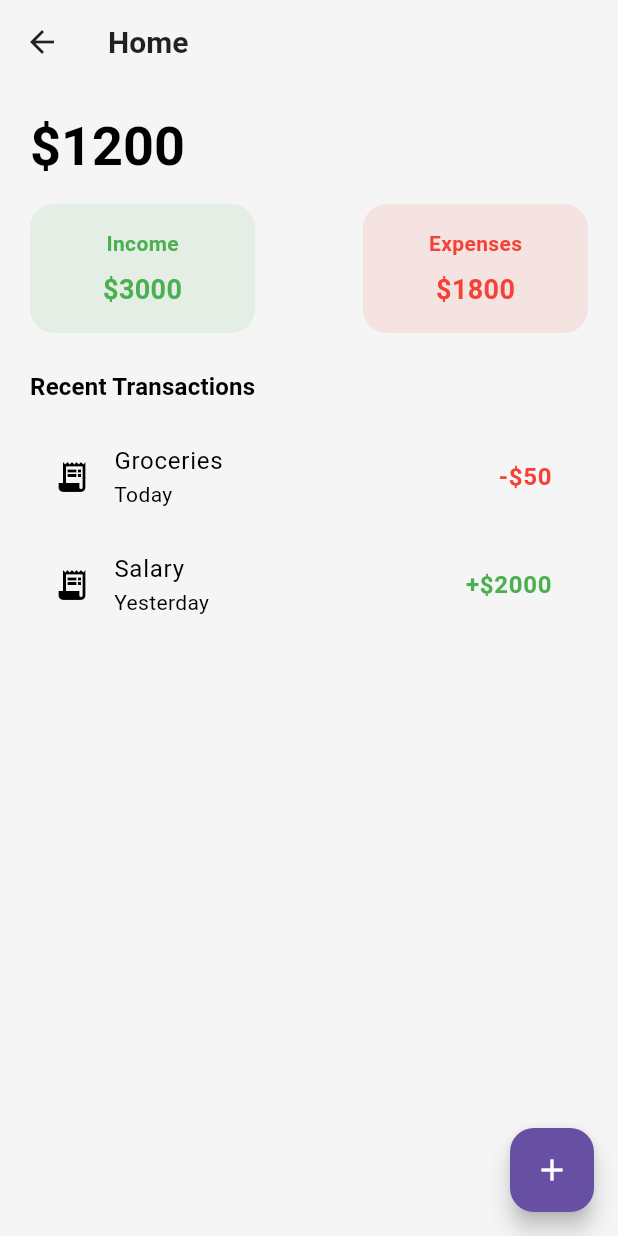
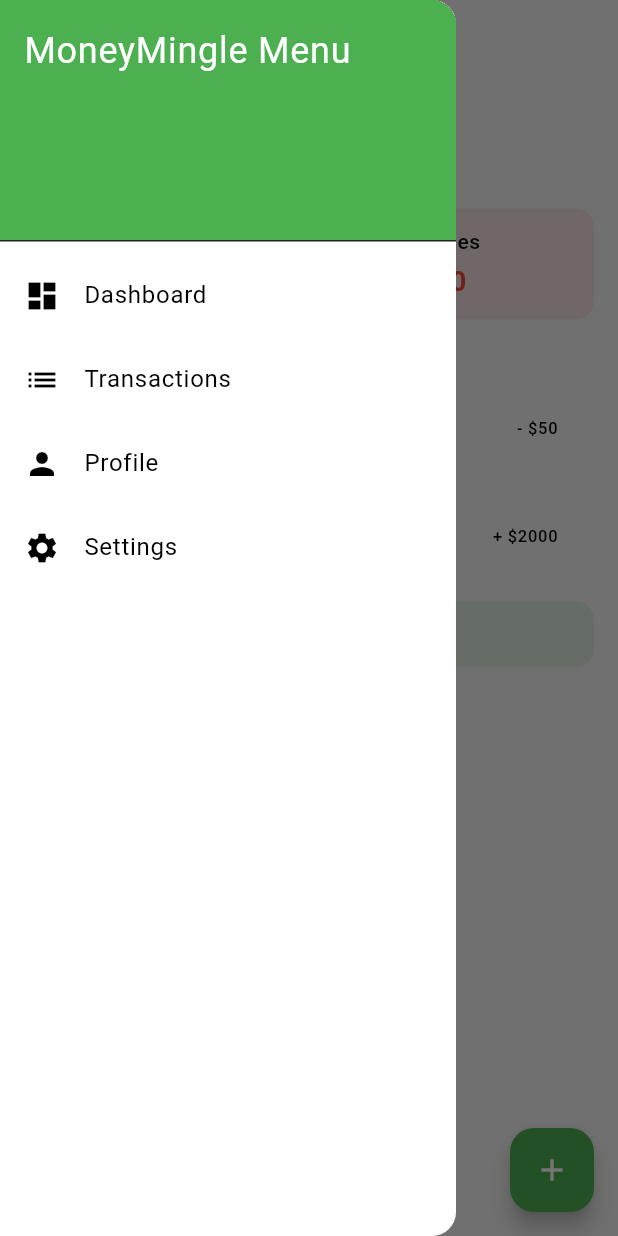
Before and after one commit to sim3075/MoneyMingle, a Flutter app: the HomeScreen screen opened by its route, with the side drawer open (before the commit the screen has no drawer), on a phone screen of 412 x 824 dp. Run offline on Flutter 3.47's test engine with Material 3 defaults, Android fonts, the phone set to English and light mode, and no system bars; our stand-ins replace firebase_core; accounts and stored records are empty.

Commit message:
feat: Refactor home screen and add new widgets for transactions and monthly summary

```diff
--- a/money_mingle/lib/app_theme.dart
+++ b/money_mingle/lib/app_theme.dart
@@ -1,10 +1,10 @@
 import 'package:flutter/material.dart';
 
 class AppTheme {
-  //static final Color primaryColor = const Color(0xFF4CAF50);
+  static final Color primaryColor = const Color(0xFF4CAF50);
   static final Color secondaryColor = const Color(0xFF81C784);
   static final Color backgroundColor = const Color(0xFFF5F5F5);
-  static const Color primaryColor = Color(0xFF6750A4);
+  //static const Color primaryColor = Color(0xFF6750A4);
   static const Color incomeColor = Colors.green;
   static const Color expenseColor = Colors.red;
 
--- a/money_mingle/lib/ui/pages/home/home_screen.dart
+++ b/money_mingle/lib/ui/pages/home/home_screen.dart
@@ -1,104 +1,48 @@
 import 'package:flutter/material.dart';
+import 'package:money_mingle/app_theme.dart';
+import 'widgets/info_card.dart';
+import 'widgets/recent_transactions.dart';
+import 'widgets/monthly_summary.dart';
+import '../../widgets/shared/app_drawer.dart';
 
 class HomeScreen extends StatelessWidget {
   const HomeScreen({super.key});
 
   @override
   Widget build(BuildContext context) {
-    final theme = Theme.of(context);
-
-    // Datos quemados
-    final double income = 3000;
-    final double expenses = 1800;
-    final double balance = income - expenses;
-    final List<Map<String, String>> transactions = [
-      {"name": "Groceries", "date": "Today", "amount": "-\$50"},
-      {"name": "Salary", "date": "Yesterday", "amount": "+\$2000"},
-    ];
-
     return Scaffold(
       appBar: AppBar(
-        title: const Text("Home"),
-        centerTitle: false,
+        title: const Text('April 2024'),
+      ),
+      drawer: const AppDrawer(),
+
+      floatingActionButton: FloatingActionButton(
+        onPressed: () {},
+        child: const Icon(Icons.add),
       ),
       body: Padding(
-        padding: const EdgeInsets.all(20),
+        padding: const EdgeInsets.all(16.0),
         child: Column(
           crossAxisAlignment: CrossAxisAlignment.start,
           children: [
-            Text(
-              "\$${balance.toStringAsFixed(0)}",
-              style: theme.textTheme.displaySmall?.copyWith(
-                fontWeight: FontWeight.bold,
-              ),
+            const Text(
+              '\$1200',
+              style: TextStyle(fontSize: 36, fontWeight: FontWeight.bold),
             ),
             const SizedBox(height: 16),
-
             Row(
               mainAxisAlignment: MainAxisAlignment.spaceBetween,
-              children: [
-                _buildSummaryCard("Income", income, Colors.green),
-                _buildSummaryCard("Expenses", expenses, Colors.red),
+              children: const [
+                InfoCard(title: 'Income', value: '\$3000', color: AppTheme.incomeColor),
+                InfoCard(title: 'Expenses', value: '\$1800', color: AppTheme.expenseColor),
               ],
             ),
-            const SizedBox(height: 24),
-
-            Text("Recent Transactions",
-                style: theme.textTheme.titleMedium?.copyWith(fontWeight: FontWeight.w600)),
-
-            const SizedBox(height: 12),
-
-            ...transactions.map((tx) => ListTile(
-                  leading: const Icon(Icons.receipt_long),
-                  title: Text(tx["name"]!),
-                  subtitle: Text(tx["date"]!),
-                  trailing: Text(
-                    tx["amount"]!,
-                    style: theme.textTheme.bodyLarge?.copyWith(
-                      color: tx["amount"]!.contains("-") ? Colors.red : Colors.green,
-                      fontWeight: FontWeight.bold,
-                    ),
-                  ),
-                )),
+            const SizedBox(height: 16),
+            const RecentTransactions(),
+            const SizedBox(height: 8),
+            const MonthlySummary(),
           ],
         ),
-      ),
-      floatingActionButton: FloatingActionButton(
-        onPressed: () {
-          //TODO: Impementar funcionalidad de agragar gasto
-        },
-        child: const Icon(Icons.add),
-      ),
-    );
-  }
-
-  Widget _buildSummaryCard(String label, double amount, Color color) {
-    return Container(
-      width: 150,
-      padding: const EdgeInsets.all(16),
-      decoration: BoxDecoration(
-        color: color.withOpacity(0.1),
-        borderRadius: BorderRadius.circular(16),
-      ),
-      child: Column(
-        children: [
-          Text(
-            label,
-            style: TextStyle(
-              fontWeight: FontWeight.w600,
-              color: color,
-            ),
-          ),
-          const SizedBox(height: 8),
-          Text(
-            "\$${amount.toStringAsFixed(0)}",
-            style: TextStyle(
-              fontWeight: FontWeight.bold,
-              fontSize: 18,
-              color: color,
-            ),
-          ),
-        ],
       ),
     );
   }
--- /dev/null
+++ b/money_mingle/lib/ui/pages/home/widgets/info_card.dart
@@ -0,0 +1,34 @@
+import 'package:flutter/material.dart';
+
+class InfoCard extends StatelessWidget {
+  final String title;
+  final String value;
+  final Color color;
+
+  const InfoCard({
+    super.key,
+    required this.title,
+    required this.value,
+    required this.color,
+  });
+
+  @override
+  Widget build(BuildContext context) {
+    return Container(
+      width: 150,
+      padding: const EdgeInsets.all(12),
+      decoration: BoxDecoration(
+        color: color.withOpacity(0.1),
+        borderRadius: BorderRadius.circular(12),
+      ),
+      child: Column(
+        crossAxisAlignment: CrossAxisAlignment.start,
+        children: [
+          Text(title, style: const TextStyle(fontSize: 14, fontWeight: FontWeight.w500)),
+          const SizedBox(height: 4),
+          Text(value, style: TextStyle(fontSize: 18, fontWeight: FontWeight.bold, color: color)),
+        ],
+      ),
+    );
+  }
+}
--- /dev/null
+++ b/money_mingle/lib/ui/pages/home/widgets/monthly_summary.dart
@@ -0,0 +1,19 @@
+import 'package:flutter/material.dart';
+import 'package:money_mingle/app_theme.dart';
+
+class MonthlySummary extends StatelessWidget {
+  const MonthlySummary({super.key});
+
+  @override
+  Widget build(BuildContext context) {
+    return Container(
+      width: double.infinity,
+      padding: const EdgeInsets.all(12),
+      decoration: BoxDecoration(
+        color: AppTheme.secondaryColor.withOpacity(0.2),
+        borderRadius: BorderRadius.circular(12),
+      ),
+      child: const Text("You have \$300 left for this month 💰"),
+    );
+  }
+}
--- /dev/null
+++ b/money_mingle/lib/ui/pages/home/widgets/recent_transactions.dart
@@ -0,0 +1,27 @@
+import 'package:flutter/material.dart';
+
+class RecentTransactions extends StatelessWidget {
+  const RecentTransactions({super.key});
+
+  @override
+  Widget build(BuildContext context) {
+    return Column(
+      crossAxisAlignment: CrossAxisAlignment.start,
+      children: const [
+        Text("Recent Transactions", style: TextStyle(fontWeight: FontWeight.bold)),
+        ListTile(
+          leading: Icon(Icons.shopping_cart),
+          title: Text("Groceries"),
+          subtitle: Text("Today"),
+          trailing: Text("- \$50"),
+        ),
+        ListTile(
+          leading: Icon(Icons.attach_money),
+          title: Text("Salary"),
+          subtitle: Text("Yesterday"),
+          trailing: Text("+ \$2000"),
+        ),
+      ],
+    );
+  }
+}
--- /dev/null
+++ b/money_mingle/lib/ui/widgets/shared/app_drawer.dart
@@ -0,0 +1,60 @@
+import 'package:flutter/material.dart';
+
+class AppDrawer extends StatelessWidget {
+  const AppDrawer({super.key});
+
+  @override
+  Widget build(BuildContext context) {
+    return Drawer(
+      child: ListView(
+        padding: EdgeInsets.zero,
+        children: [
+          DrawerHeader(
+            decoration: BoxDecoration(
+              color: Theme.of(context).primaryColor,
+            ),
+            child: const Text(
+              'MoneyMingle Menu',
+              style: TextStyle(
+                color: Colors.white,
+                fontSize: 24,
+              ),
+            ),
+          ),
+          ListTile(
+            leading: const Icon(Icons.dashboard),
+            title: const Text('Dashboard'),
+            onTap: () {
+              Navigator.pop(context); // Cierra el Drawer
+              // Navegar a la pantalla de Dashboard
+            },
+          ),
+          ListTile(
+            leading: const Icon(Icons.list),
+            title: const Text('Transactions'),
+            onTap: () {
+              Navigator.pop(context); // Cierra el Drawer
+              // Navegar a la pantalla de Transacciones
+            },
+          ),
+          ListTile(
+            leading: const Icon(Icons.person),
+            title: const Text('Profile'),
+            onTap: () {
+              Navigator.pop(context); // Cierra el Drawer
+              // Navegar a la pantalla de Perfil
+            },
+          ),
+          ListTile(
+            leading: const Icon(Icons.settings),
+            title: const Text('Settings'),
+            onTap: () {
+              Navigator.pop(context); // Cierra el Drawer
+              // Navegar a la pantalla de Configuración
+            },
+          ),
+        ],
+      ),
+    );
+  }
+}
```
Also changed, not shown: 1 other file.
